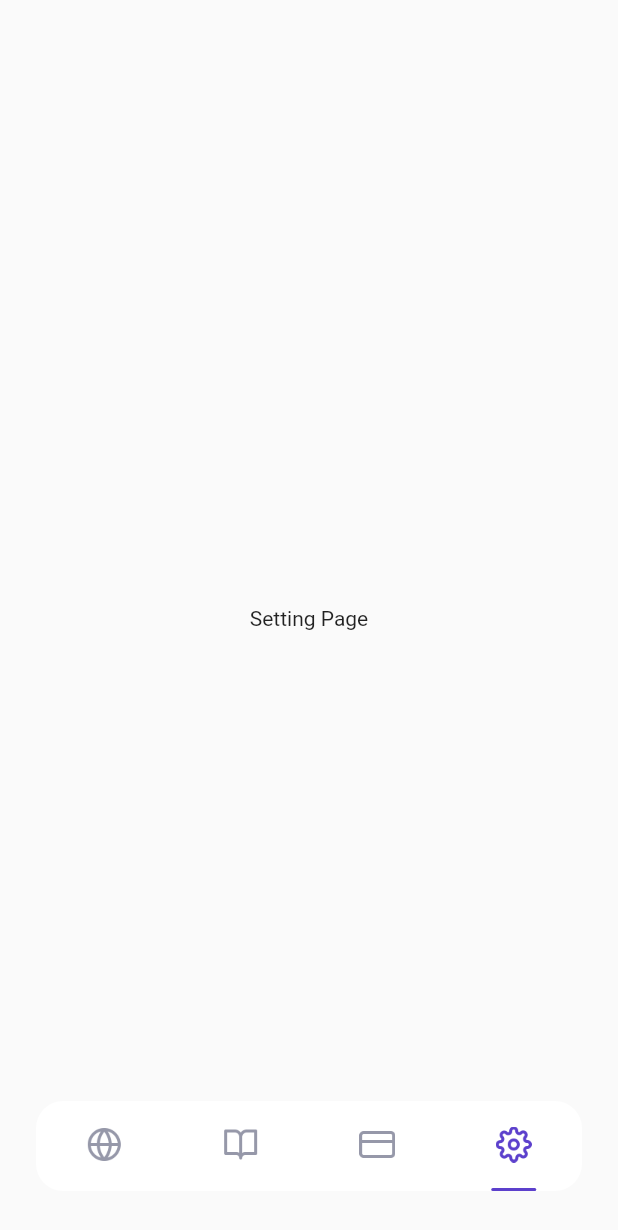
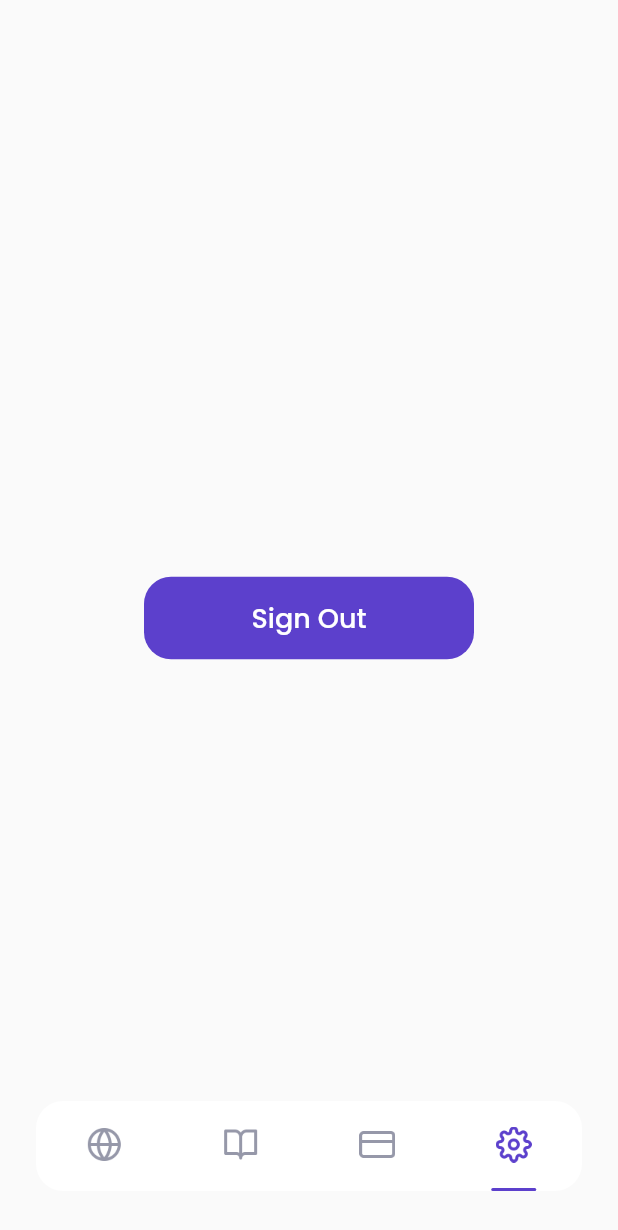
Before and after one commit to wilyanto/flutter-airplane, a Flutter app: the MainPage screen opened by its route, item 4 of the bottom bar chosen, on a phone screen of 412 x 824 dp. Shown: the top 1230 px of the screen. Run offline on Flutter 3.47's test engine with Material 2 defaults, Android fonts, the phone set to English and light mode, and no system bars; our stand-ins replace bloc, cloud_firestore, equatable, firebase_auth, firebase_core, flutter_bloc and 2 more; accounts and stored records are empty; network calls fail.

Commit message:
add feature sign out

```diff
--- a/lib/presentation/main/setting_page.dart
+++ b/lib/presentation/main/setting_page.dart
@@ -1,10 +1,35 @@
+import 'package:airplane/cubit/auth/auth_cubit.dart';
+import 'package:airplane/presentation/core/widgets/cta_button.dart';
+import 'package:airplane/presentation/core/widgets/snack_bar.dart';
+import 'package:airplane/presentation/sign_up/sign_up_page.dart';
 import 'package:flutter/material.dart';
+import 'package:flutter_bloc/flutter_bloc.dart';
 
 class SettingPage extends StatelessWidget {
   @override
   Widget build(BuildContext context) {
-    return const Center(
-      child: Text('Setting Page'),
+    return BlocConsumer<AuthCubit, AuthState>(
+      listener: (context, state) {
+        if (state is AuthFailed) {
+          CustomSnackBar().show(descrption: state.error);
+        } else if (state is AuthInitial) {
+          Navigator.pushNamedAndRemoveUntil(
+              context, SignUpPage.routeName, (route) => false);
+        }
+      },
+      builder: (context, state) {
+        return Center(
+          child: state is AuthLoading
+              ? const CircularProgressIndicator()
+              : CtaButton(
+                  width: 220,
+                  title: 'Sign Out',
+                  onPressed: () {
+                    context.read<AuthCubit>().signOut();
+                  },
+                ),
+        );
+      },
     );
   }
 }
--- a/lib/presentation/sign_up/sign_up_page.dart
+++ b/lib/presentation/sign_up/sign_up_page.dart
@@ -62,7 +62,7 @@ class SignUpPage extends StatelessWidget {
                 Navigator.pushNamedAndRemoveUntil(
                     context, BonusPage.routeName, (route) => false);
               } else if (state is AuthFailed) {
-                CustomSnackBar().show(title: 'Error', descrption: state.error);
+                CustomSnackBar().show(descrption: state.error);
               }
             },
             builder: (context, state) {
```
Also changed, not shown: lib/cubit/auth/auth_cubit.dart (+10 -0 lines), lib/presentation/core/widgets/snack_bar.dart (+12 -2 lines), lib/services/auth_service.dart (+8 -0 lines).
